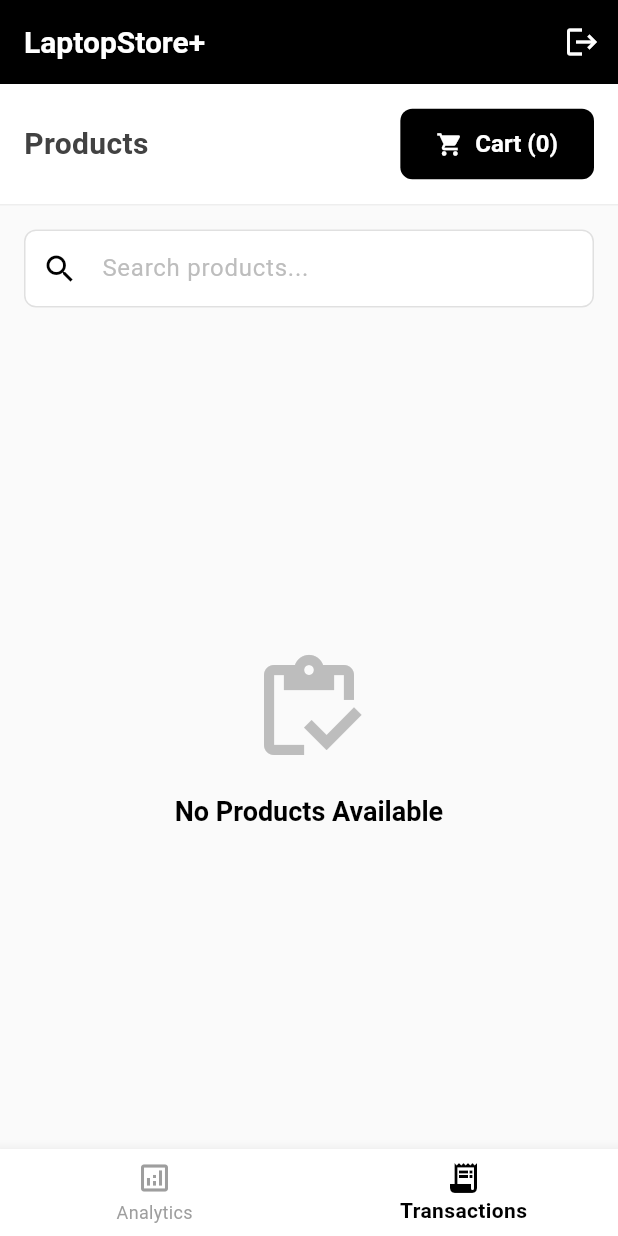
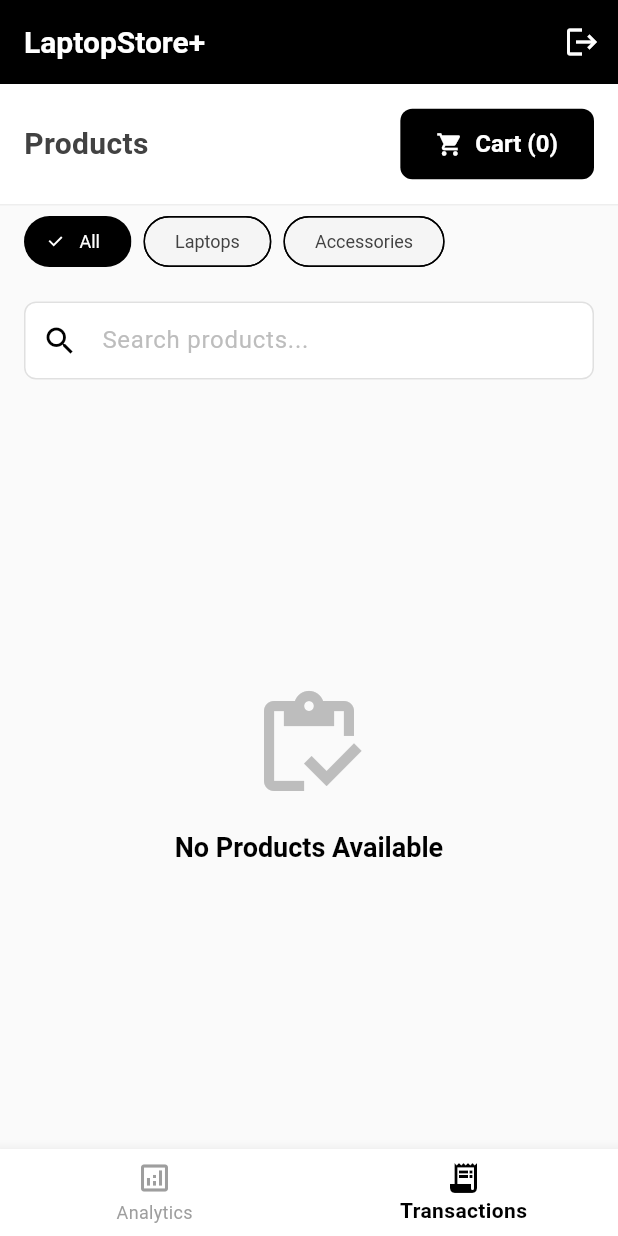
Before and after one commit to RobbyWahyudi/laptop_store_app, a Flutter app: the HomeScreen screen opened directly, item 2 of the bottom bar chosen, on a phone screen of 412 x 824 dp. Run offline on Flutter 3.47's test engine with Material 3 defaults, Android fonts, the phone set to English and light mode, and no system bars; our stand-ins replace shared_preferences; accounts and stored records are empty.

Commit message:
Menambahkan data aksesoris laptop di halaman transaksi dan menambahkan fitur filter produk

```diff
--- a/lib/screens/home/transactions_tab.dart
+++ b/lib/screens/home/transactions_tab.dart
@@ -21,6 +21,7 @@ class _TransactionsTabState extends State<TransactionsTab> {
   List<Product> _products = [];
   bool _isLoading = false;
   final TextEditingController _searchController = TextEditingController();
+  String _selectedFilter = 'all'; // all, laptop, accessory
 
   @override
   void initState() {
@@ -41,7 +42,20 @@ class _TransactionsTabState extends State<TransactionsTab> {
   Future<void> _loadProducts() async {
     setState(() => _isLoading = true);
     try {
-      final products = await _productService.getProducts();
+      List<Product> products;
+
+      switch (_selectedFilter) {
+        case 'laptop':
+          products = await _productService.getLaptops();
+          break;
+        case 'accessory':
+          products = await _productService.getAccessories();
+          break;
+        default: // 'all'
+          products = await _productService.getProducts();
+          break;
+      }
+
       setState(() {
         _products = products.where((p) => p.stock > 0).toList();
         _isLoading = false;
@@ -96,9 +110,56 @@ class _TransactionsTabState extends State<TransactionsTab> {
                 ],
               ),
             ),
+            // Filter Buttons
+            Padding(
+              padding: const EdgeInsets.symmetric(horizontal: 16),
+              child: Row(
+                children: [
+                  ChoiceChip(
+                    label: const Text('All'),
+                    selected: _selectedFilter == 'all',
+                    onSelected: (selected) {
+                      if (selected) {
+                        setState(() {
+                          _selectedFilter = 'all';
+                          _loadProducts();
+                        });
+                      }
+                    },
+                  ),
+                  const SizedBox(width: 8),
+                  ChoiceChip(
+                    label: const Text('Laptops'),
+                    selected: _selectedFilter == 'laptop',
+                    onSelected: (selected) {
+                      if (selected) {
+                        setState(() {
+                          _selectedFilter = 'laptop';
+                          _loadProducts();
+                        });
+                      }
+                    },
+                  ),
+                  const SizedBox(width: 8),
+                  ChoiceChip(
+                    label: const Text('Accessories'),
+                    selected: _selectedFilter == 'accessory',
+                    onSelected: (selected) {
+                      if (selected) {
+                        setState(() {
+                          _selectedFilter = 'accessory';
+                          _loadProducts();
+                        });
+                      }
+                    },
+                  ),
+                ],
+              ),
+            ),
+            const SizedBox(height: 16),
             // Search Bar
             Padding(
-              padding: const EdgeInsets.all(16),
+              padding: const EdgeInsets.symmetric(horizontal: 16),
               child: TextField(
                 controller: _searchController,
                 decoration: const InputDecoration(
@@ -108,6 +169,7 @@ class _TransactionsTabState extends State<TransactionsTab> {
                 onChanged: (value) => setState(() {}),
               ),
             ),
+            const SizedBox(height: 16),
             // Products Grid
             Expanded(
               child: _isLoading
@@ -123,7 +185,21 @@ class _TransactionsTabState extends State<TransactionsTab> {
   Widget _buildProductsGrid() {
     final filtered = _products.where((p) {
       final query = _searchController.text.toLowerCase();
-      return p.name.toLowerCase().contains(query);
+
+      // Apply search filter
+      if (query.isNotEmpty && !p.name.toLowerCase().contains(query)) {
+        return false;
+      }
+
+      // Apply type filter
+      switch (_selectedFilter) {
+        case 'laptop':
+          return p.isLaptop;
+        case 'accessory':
+          return !p.isLaptop;
+        default: // 'all'
+          return true;
+      }
     }).toList();
 
     if (filtered.isEmpty) {
```
